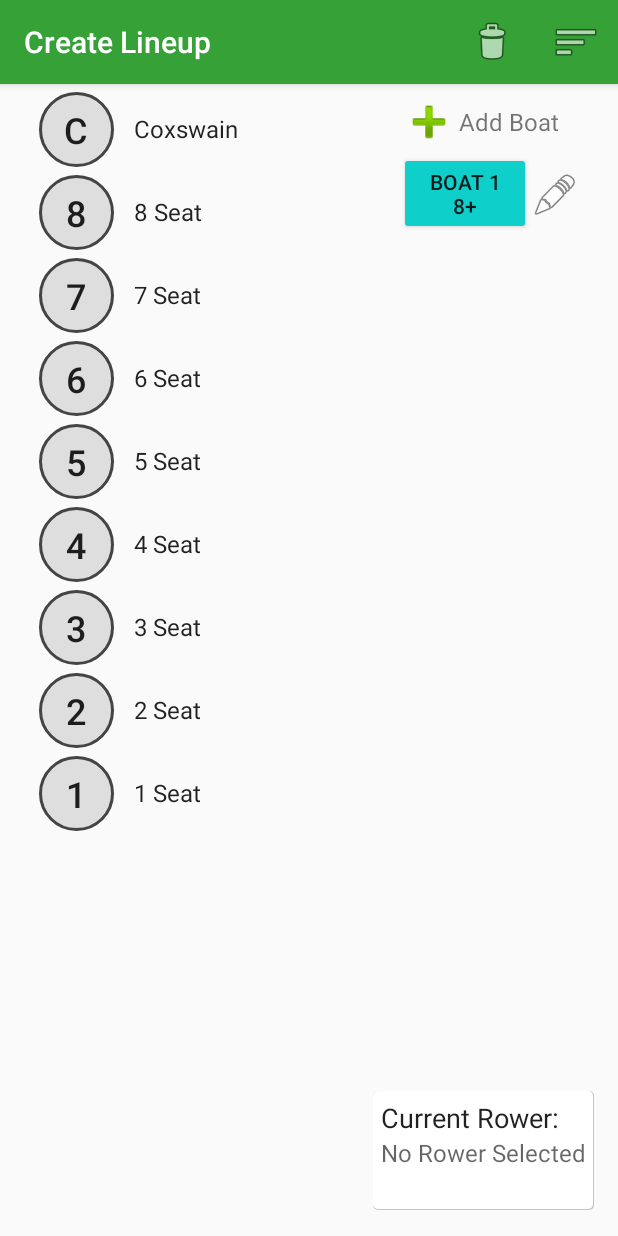
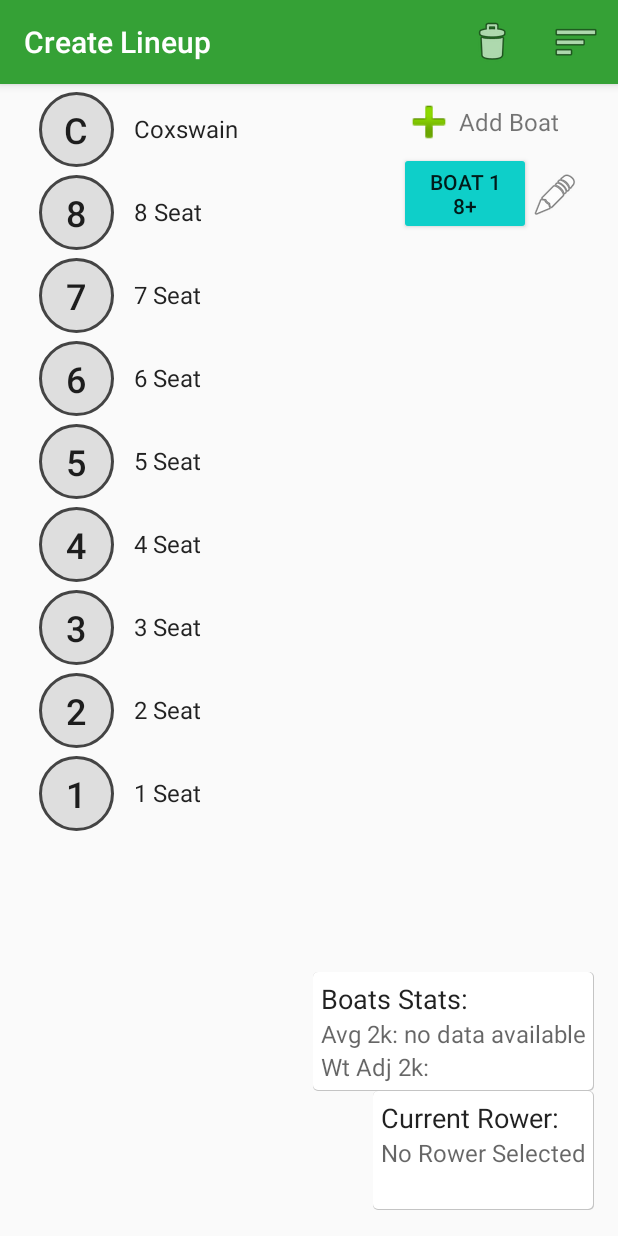
Before and after one commit to ginagr/ThePerfectLineup3.0, an Android app: the LineupActivity screen opened directly, with no data from a screen before it, on a phone screen of 412 x 824 dp. Run offline under Robolectric (Android 15) with nearby library versions, the phone set to English and light mode, and no system bars.

Commit message:
added athlete 2k average per boat

```diff
--- a/app/src/main/java/ggr/tpl7/LineupActivity.java
+++ b/app/src/main/java/ggr/tpl7/LineupActivity.java
@@ -18,7 +18,9 @@ import android.widget.ImageButton;
 import android.widget.ImageView;
 import android.widget.TextView;
 
+import java.sql.Time;
 import java.text.ParseException;
+import java.util.Date;
 import java.util.List;
 import java.util.UUID;
 
@@ -28,6 +30,9 @@ import ggr.tpl7.model.Boat;
 import ggr.tpl7.model.BoatLab;
 import ggr.tpl7.model.BoatSize;
 import ggr.tpl7.model.Position;
+
+import static ggr.tpl7.R.string.avg_2k;
+import static ggr.tpl7.model.AthleteLab.formatDateToString;
 
 public class LineupActivity extends AppCompatActivity implements View.OnClickListener{
 
@@ -115,6 +120,8 @@ public class LineupActivity extends AppCompatActivity implements View.OnClickLis
             seatChosen = false;
         }
 
+        checkBoatStats();
+
         Log.e("LineupActivity", "currentBoat in oncreate: " + currentBoat.getName());
     }
 
@@ -174,6 +181,28 @@ public class LineupActivity extends AppCompatActivity implements View.OnClickLis
         return name;
     }
 
+    private void checkBoatStats(){
+        long total = 0L;
+        int count = 0;
+        List<Athlete> athletesInBoat = AthleteLab.get(this).getAthletesByBoat(currentBoat.getId());
+        for(int i = 0; i < athletesInBoat.size(); i++){
+            if(athletesInBoat.get(i).getTwok() != null) {
+                total += athletesInBoat.get(i).getTwok().getTime() / 1000L;
+                count++;
+            }
+        }
+        if(total > 0) {
+            long avg = total / count;
+            Date ret = new Date(avg * 1000L);
+
+            TextView curr2kTextView = (TextView) findViewById(R.id.current_boat_2k);
+            curr2kTextView.setText(getString(avg_2k) + " " + formatDateToString(ret));
+           // curr2kTextView.setText("" + R.string.avg_2k + formatDateToString(ret));
+        } else {
+            TextView curr2kTextView = (TextView) findViewById(R.id.current_boat_2k);
+            curr2kTextView.setText("" + getString(avg_2k) + " no data available");
+        }
+    }
 
     private void addAthleteToBox(){
         String name = getAthleteName(currAthlete);
--- a/app/src/main/res/layout/activity_lineup.xml
+++ b/app/src/main/res/layout/activity_lineup.xml
@@ -207,7 +207,7 @@
         app:srcCompat="@android:drawable/ic_input_add"
         android:id="@+id/add_boat_button"
         android:layout_width="40dp"
-        android:contentDescription="Add Boat"
+        android:contentDescription="@string/add_boat_icon"
         android:layout_alignParentTop="true"
         android:layout_alignStart="@+id/boat_list_fragment_lineup"
         />
@@ -222,6 +222,50 @@
         android:layout_below="@+id/add_boat_button"
         android:layout_marginBottom="10dp"
         tools:layout="@layout/list_item_boat"/>
+
+    <TableLayout
+        android:layout_width="wrap_content"
+        android:layout_height="wrap_content"
+        android:background="@drawable/square"
+        android:padding="5dp"
+        android:id="@+id/tableLayoutStats"
+
+        android:layout_above="@+id/tableLayout"
+        android:layout_alignParentEnd="true">
+
+        <TableRow
+            android:layout_width="wrap_content"
+            android:layout_height="wrap_content">
+
+            <TextView
+                android:text="@string/boats_stats"
+                android:textAppearance="@style/TextAppearance.AppCompat"
+                android:textSize="18sp"/>
+        </TableRow>
+        <TableRow
+            android:layout_width="wrap_content"
+            android:layout_height="wrap_content"
+            android:orientation="horizontal">
+
+            <TextView
+                android:id="@+id/current_boat_2k"
+                android:text="@string/avg_2k"
+                android:textAppearance="@style/TextAppearance.AppCompat.Caption"
+                android:textSize="16sp"
+              />
+        </TableRow>
+        <TableRow
+            android:layout_width="wrap_content"
+            android:layout_height="wrap_content">
+
+            <TextView
+                android:id="@+id/current_boat_weight_adj_2k"
+                android:text="@string/wt_adj_2k"
+                android:textAppearance="@style/TextAppearance.AppCompat.Caption"
+                android:textSize="16sp"
+                />
+        </TableRow>
+    </TableLayout>
 
     <TableLayout
         android:layout_width="wrap_content"
@@ -273,7 +317,7 @@
         android:layout_alignParentTop="true"
         android:layout_toEndOf="@+id/add_boat_button"
         android:gravity="center_vertical"
-        android:text="Add Boat"
-        android:textSize="16dp"/>
+        android:text="@string/add_boat"
+        android:textSize="16sp"/>
 
 </RelativeLayout>
--- a/app/src/main/res/layout/fragment_athlete.xml
+++ b/app/src/main/res/layout/fragment_athlete.xml
@@ -68,7 +68,7 @@
                     android:layout_width="match_parent"
                     android:layout_height="40dp"
                     android:hint="@string/_0_00_0"
-                    android:inputType="time" />
+                    android:inputType="numberDecimal|date|time" />
                 <!--<EditText-->
                 <!--android:id="@+id/sixk_fragment_edit_text"-->
                 <!--android:layout_width="match_parent"-->
--- a/app/src/main/res/values/strings.xml
+++ b/app/src/main/res/values/strings.xml
@@ -38,6 +38,11 @@
     <string name="msg_noresults">No Results</string>
     <string name="_0_00_0">0:00.0</string>
     <string name="athlete_image">athlete image</string>
+    <string name="boats_stats">Boats Stats:</string>
+    <string name="avg_2k">Avg 2k: </string>
+    <string name="wt_adj_2k">Wt Adj 2k: </string>
+    <string name="add_boat">Add Boat</string>
+    <string name="add_boat_icon">Add Boat</string>
     <string-array name="boat_size_array">
         <item>8+</item>
         <item>4+</item>
```
Also changed, not shown: app/src/main/java/ggr/tpl7/AthleteFragment.java (+7 -4 lines), app/src/main/java/ggr/tpl7/model/AthleteLab.java (+6 -4 lines).
